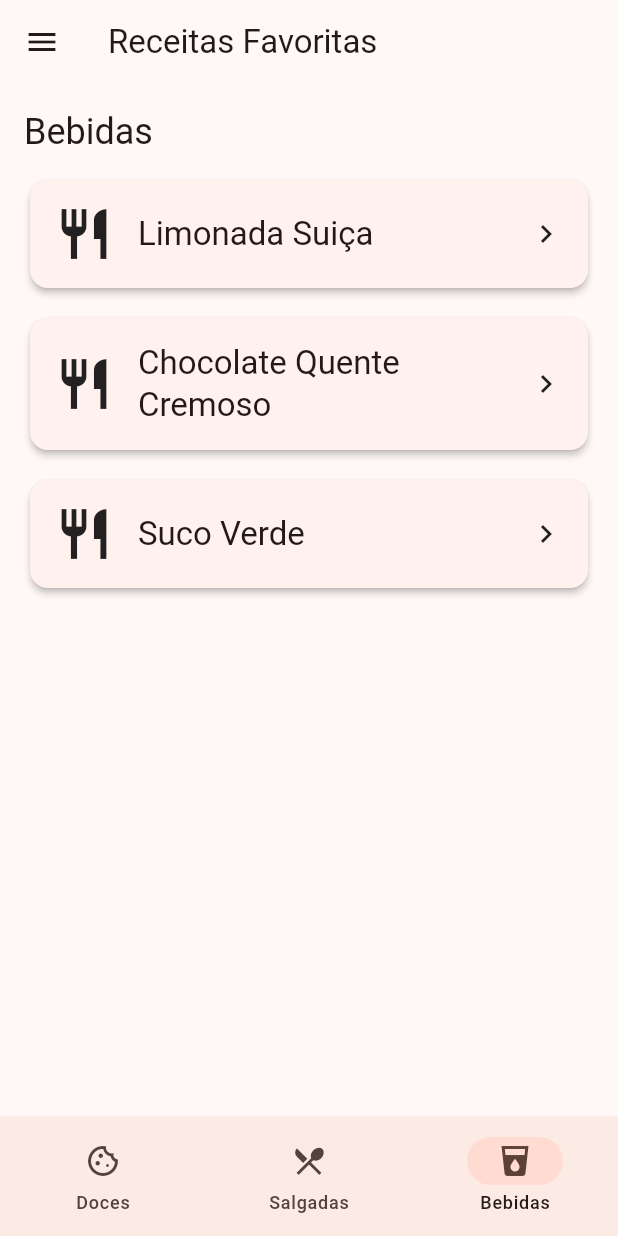
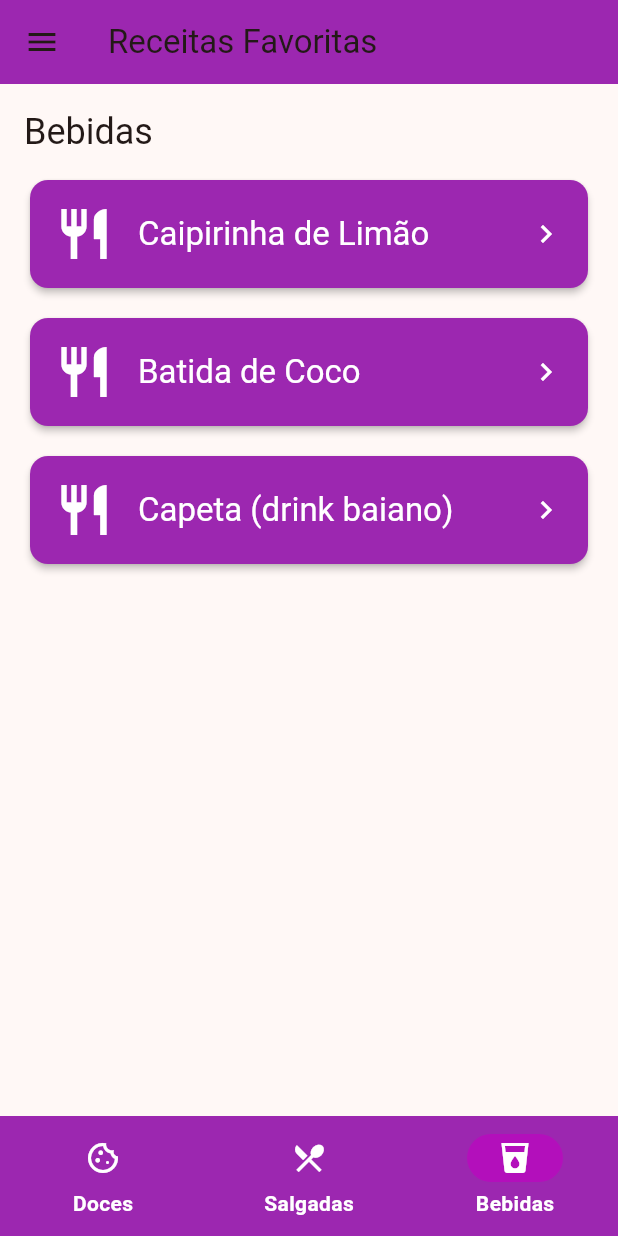
Before and after one commit to Diniz-s-flavio/mobile-flutter, a Flutter app: the screen it shows after launch, item 3 of the bottom bar chosen, on a phone screen of 412 x 824 dp. Run offline on Flutter 3.47's test engine with Material 3 defaults, Android fonts, the light colour scheme and no system bars.

Commit message:
Feat: Estilizacao do receitas v2

```diff
--- a/receitas_v2/lib/src/data/sample_recipes.dart
+++ b/receitas_v2/lib/src/data/sample_recipes.dart
@@ -3,114 +3,135 @@ import '../models/recipe.dart';
 class SampleRecipes {
   static const doces = <Recipe>[
     Recipe(
-      title: 'Brigadeiro',
-      shortDescription: 'Docinho de chocolate cremoso.',
+      title: 'Cocada Baiana',
+      shortDescription: 'Clássica de coco, macia por dentro.',
       ingredients: [
-        '1 lata de leite condensado',
-        '2 colheres (sopa) de chocolate em pó',
-        '1 colher (sopa) de manteiga',
-        'Granulado para enrolar'
+        '2 xíc. de coco fresco ralado',
+        '1 e 1/2 xíc. de açúcar',
+        '1/2 xíc. de água',
+        '1 pitada de sal',
+        '1 col. (sopa) de manteiga',
       ],
       methodOfPreparation:
-        'Leve ao fogo baixo o leite condensado, chocolate e manteiga, mexendo até desgrudar do fundo. Deixe esfriar, enrole e passe no granulado.',
+          'Leve ao fogo a água, açúcar e sal até formar calda em ponto de fio. '
+          'Junte o coco e a manteiga, mexendo até desgrudar do fundo. '
+          'Coloque porções em superfície untada e deixe firmar.',
     ),
     Recipe(
-      title: 'Bolo de Cenoura',
-      shortDescription: 'Com cobertura de chocolate.',
+      title: 'Bolinho de Estudante',
+      shortDescription: 'Tapioca com coco, frito e polvilhado com canela.',
       ingredients: [
-        '3 cenouras médias',
-        '3 ovos',
-        '1/2 xíc. de óleo',
-        '2 xíc. de açúcar',
-        '2 xíc. de farinha',
-        '1 col. (sopa) fermento'
+        '2 xíc. de tapioca granulada',
+        '1 xíc. de leite de coco',
+        '1/2 xíc. de açúcar',
+        '1 xíc. de coco ralado',
+        'Uma pitada de sal',
+        'Óleo para fritar',
+        'Açúcar e canela para polvilhar',
       ],
       methodOfPreparation:
-        'Bata cenoura, ovos e óleo. Misture açúcar e farinha, finalize com fermento. Asse a 180°C. Cubra com calda de chocolate.',
+          'Hidrate a tapioca no leite de coco por 20 min. '
+          'Misture açúcar, coco e sal. Modele bolinhos alongados. '
+          'Frite em óleo quente até dourar e passe em açúcar com canela.',
     ),
     Recipe(
-      title: 'Mousse de Maracujá',
-      shortDescription: 'Rápida e aerada.',
+      title: 'Quindim',
+      shortDescription: 'Gema e coco, brilho intenso.',
       ingredients: [
-        '1 lata de leite condensado',
-        '1 lata de creme de leite',
-        '1 medida da lata de suco de maracujá concentrado'
+        '10 gemas',
+        '1 xíc. de açúcar',
+        '1 xíc. de coco ralado fino',
+        '2 col. (sopa) de manteiga derretida',
+        'Manteiga e açúcar para untar as forminhas',
       ],
       methodOfPreparation:
-        'Bata tudo no liquidificador e leve à geladeira por 3 horas.',
+          'Peneire as gemas (sem raspar). Misture com açúcar, coco e manteiga. '
+          'Descanse 10 min. Despeje em formas untadas e açucaradas. '
+          'Asse em banho-maria a 180°C até firmar e dourar.',
     ),
   ];
 
-
   static const salgadas = <Recipe>[
     Recipe(
-      title: 'Lasanha de Carne',
-      shortDescription: 'Camadas suculentas ao molho.',
+      title: 'Empadão Goiano',
+      shortDescription: 'Recheio farto com frango, linguiça e guariroba.',
       ingredients: [
-        'Massa para lasanha',
-        '500g carne moída',
-        'Molho de tomate',
-        'Queijo muçarela',
-        'Presunto',
-        'Temperos a gosto'
+        'Massa podre (farinha, manteiga, ovos, sal)',
+        '500g de frango cozido e desfiado',
+        '200g de linguiça calabresa em cubos',
+        '200g de queijo minas padrão em cubos',
+        '1 xíc. de milho verde',
+        'Guariroba em lâminas (ou palmito, se não encontrar)',
+        'Azeitonas, cheiro-verde, alho, cebola, sal e pimenta',
+        '1 gema para pincelar',
       ],
       methodOfPreparation:
-        'Refogue o alho-poró. Misture ovos, creme e queijo. Despeje sobre a massa pré-assada e leve ao forno.',
+          'Refogue cebola, alho, linguiça e frango; junte milho, guariroba, azeitonas e acerte o sal. '
+          'Forre a forma com a massa, coloque o recheio e o queijo, cubra com massa. '
+          'Pincele gema e asse a 200°C até dourar.',
     ),
     Recipe(
-      title: 'Frango Grelhado com Ervas',
-      shortDescription: 'Suculento e prático para o dia a dia.',
+      title: 'Arroz com Pequi',
+      shortDescription: 'Símbolo do Cerrado, aroma marcante.',
       ingredients: [
-        'Peito de frango',
-        'Alho',
-        'Limão',
-        'Ervas (alecrim, tomilho)',
-        'Azeite, sal e pimenta'
+        '2 xíc. de arroz lavado e escorrido',
+        '6 a 8 caroços de pequi lavado',
+        '2 col. (sopa) de óleo ou banha',
+        '1/2 cebola picada',
+        '2 dentes de alho picados',
+        'Sal a gosto',
+        'Água quente (aprox. 4 xíc.)',
+        'Cheiro-verde para finalizar',
       ],
       methodOfPreparation:
-        'Tempere e grelhe em frigideira quente até dourar e cozinhar por completo.',
+          'Refogue cebola e alho no óleo; junte o pequi e refogue alguns minutos. '
+          'Acrescente o arroz e frite levemente. '
+          'Cubra com água quente, ajuste o sal e cozinhe até secar. '
+          'Finalize com cheiro-verde. (Evite roer o caroço de pequi.)',
     ),
   ];
 
-
   static const bebidas = <Recipe>[
     Recipe(
-      title: 'Limonada Suiça',
-      shortDescription: 'Refrescante e cítrica.',
+      title: 'Caipirinha de Limão',
+      shortDescription: 'O clássico brasileiro com cachaça.',
       ingredients: [
-        '2 limões com casca',
-        '1 litro de água gelada',
-        'Açúcar a gosto',
-        'Gelo'
+        '1 limão tahiti',
+        '2 col. (sopa) de açúcar',
+        '60 ml de cachaça',
+        'Gelo a gosto',
       ],
       methodOfPreparation:
-        'Bata tudo no liquidificador rapidamente e coe. Sirva com gelo.',
+          'Corte o limão em 4–6 pedaços, macere com o açúcar no copo. '
+          'Adicione gelo até o topo e complete com cachaça. Mexa e sirva.',
     ),
     Recipe(
-      title: 'Chocolate Quente Cremoso',
-      shortDescription: 'Perfeito para dias frios.',
+      title: 'Batida de Coco',
+      shortDescription: 'Cremosa e gelada.',
       ingredients: [
-        '500ml leite',
-        '2 col. (sopa) cacau',
-        '2 col. (sopa) açúcar',
-        '1 col. (sopa) amido',
-        'Canela (opcional)'
+        '100 ml de leite de coco',
+        '60 ml de cachaça (ou vodka)',
+        '2 col. (sopa) de leite condensado',
+        'Gelo',
       ],
       methodOfPreparation:
-        'Misture os ingredientes e leve ao fogo baixo até engrossar, mexendo sempre.',
+          'Bata tudo no liquidificador até ficar homogêneo e sirva imediatamente.',
     ),
     Recipe(
-      title: 'Suco Verde',
-      shortDescription: 'Energético e nutritivo.',
+      title: 'Capeta (drink baiano)',
+      shortDescription: 'Festa garantida: guaraná em pó e especiarias.',
       ingredients: [
-        '1 folha de couve',
-        '1 maçã',
-        'Suco de 1 limão',
-        '300ml de água',
-        'Gelo'
+        '50 ml de vodka (ou cachaça)',
+        '1 col. (chá) de guaraná em pó',
+        '2 col. (sopa) de leite condensado',
+        '2 col. (sopa) de creme de leite',
+        '100 ml de leite (opcional, para mais cremosidade)',
+        'Gelo',
+        'Canela em pó para finalizar',
       ],
       methodOfPreparation:
-        'Bata tudo no liquidificador e coe, se desejar.',
+          'Bata todos os ingredientes com gelo no liquidificador até espumar. '
+          'Sirva polvilhando canela por cima.',
     ),
   ];
 }
--- a/receitas_v2/lib/src/screens/home_screen.dart
+++ b/receitas_v2/lib/src/screens/home_screen.dart
@@ -3,59 +3,58 @@ import '../widgets/app_drawer.dart';
 import '../widgets/recipe_cards_section.dart';
 import '../data/sample_recipes.dart';
 
-
 class HomeScreen extends StatefulWidget {
   const HomeScreen({super.key});
-
 
   @override
   State<HomeScreen> createState() => _HomeScreenState();
 }
 
-
 class _HomeScreenState extends State<HomeScreen> {
-  int _currentIndex = 0; // 0: Doces, 1: Salgadas, 2: Bebidas
-
-
-  final _pages = const [
-  _CategoryTab(title: 'Doces'),
-  _CategoryTab(title: 'Salgadas'),
-  _CategoryTab(title: 'Bebidas'),
-  ];
-
+  int _currentIndex = 0;
 
   @override
   Widget build(BuildContext context) {
     return Scaffold(
-      appBar: AppBar(
-        title: const Text('Receitas Favoritas'),
-      ),
+      appBar: AppBar(title: const Text('Receitas Favoritas'), backgroundColor: Colors.purple),
       drawer: const AppDrawer(),
       body: IndexedStack(
         index: _currentIndex,
         children: [
           RecipeCardsSection(title: 'Doces', recipes: SampleRecipes.doces),
-          RecipeCardsSection(title: 'Salgadas', recipes: SampleRecipes.salgadas),
+          RecipeCardsSection(
+            title: 'Salgadas',
+            recipes: SampleRecipes.salgadas,
+          ),
           RecipeCardsSection(title: 'Bebidas', recipes: SampleRecipes.bebidas),
         ],
       ),
       bottomNavigationBar: NavigationBar(
+        backgroundColor: Colors.purple,
+        indicatorColor: Color.fromARGB(156, 194, 0, 194),
         selectedIndex: _currentIndex,
         onDestinationSelected: (i) => setState(() => _currentIndex = i),
+        labelTextStyle: MaterialStateProperty.resolveWith<TextStyle>((states) {
+          return const TextStyle(
+            color: Colors.white,
+            fontWeight: FontWeight.bold,
+          );
+        }),
         destinations: const [
-          NavigationDestination(icon: Icon(Icons.cookie_outlined), label: 'Doces'),
-          NavigationDestination(icon: Icon(Icons.restaurant_menu), label: 'Salgadas'),
-          NavigationDestination(icon: Icon(Icons.local_drink), label: 'Bebidas'),
+          NavigationDestination(
+            icon: Icon(Icons.cookie_outlined, color: Colors.white),
+            label: 'Doces',
+          ),
+          NavigationDestination(
+            icon: Icon(Icons.restaurant_menu, color: Colors.white),
+            label: 'Salgadas',
+          ),
+          NavigationDestination(
+            icon: Icon(Icons.local_drink, color: Colors.white),
+            label: 'Bebidas',
+          ),
         ],
       ),
     );
   }
 }
-
-
-class _CategoryTab extends StatelessWidget {
-final String title;
-const _CategoryTab({required this.title});
-@override
-Widget build(BuildContext context) => Center(child: Text(title));
-}
--- a/receitas_v2/lib/src/screens/recipe_detail_screen.dart
+++ b/receitas_v2/lib/src/screens/recipe_detail_screen.dart
@@ -1,17 +1,18 @@
 import 'package:flutter/material.dart';
 import '../models/recipe.dart';
-
 
 class RecipeDetailScreen extends StatelessWidget {
   static const routeName = '/recipe-detail';
   final Recipe recipe;
   const RecipeDetailScreen({super.key, required this.recipe});
 
-
   @override
   Widget build(BuildContext context) {
     return Scaffold(
-      appBar: AppBar(title: Text(recipe.title)),
+      appBar: AppBar(
+        title: Text(recipe.title, style: TextStyle(color: Colors.white)),
+        backgroundColor: Colors.purple,
+      ),
       body: SingleChildScrollView(
         padding: const EdgeInsets.all(16),
         child: Column(
@@ -24,15 +25,20 @@ class RecipeDetailScreen extends StatelessWidget {
             const SizedBox(height: 16),
             Text('Ingredientes', style: Theme.of(context).textTheme.titleLarge),
             const SizedBox(height: 8),
-            ...recipe.ingredients.map((i) => Row(
-              crossAxisAlignment: CrossAxisAlignment.start,
-              children: [
-                const Text('• '),
-                Expanded(child: Text(i)),
-              ],
-            )),
+            ...recipe.ingredients.map(
+              (i) => Row(
+                crossAxisAlignment: CrossAxisAlignment.start,
+                children: [
+                  const Text('• '),
+                  Expanded(child: Text(i)),
+                ],
+              ),
+            ),
             const SizedBox(height: 16),
-            Text('Modo de preparo', style: Theme.of(context).textTheme.titleLarge),
+            Text(
+              'Modo de preparo',
+              style: Theme.of(context).textTheme.titleLarge,
+            ),
             const SizedBox(height: 8),
             Text(recipe.methodOfPreparation),
           ],
--- a/receitas_v2/lib/src/widgets/app_drawer.dart
+++ b/receitas_v2/lib/src/widgets/app_drawer.dart
@@ -2,24 +2,27 @@ import 'package:flutter/material.dart';
 import '../screens/settings_screen.dart';
 import '../screens/about_screen.dart';
 
-
 class AppDrawer extends StatelessWidget {
   const AppDrawer({super.key});
-
 
   @override
   Widget build(BuildContext context) {
     return Drawer(
+      backgroundColor: Colors.purple,
       child: SafeArea(
         child: Column(
           children: [
             const ListTile(
+              textColor: Colors.white,
+              iconColor: Colors.white,
               leading: Icon(Icons.menu_book),
               title: Text('Receitas Favoritas'),
               subtitle: Text('Menu do aplicativo'),
             ),
             const Divider(),
             ListTile(
+              textColor: Colors.white,
+              iconColor: Colors.white,
               leading: const Icon(Icons.settings),
               title: const Text('Configurações'),
               onTap: () {
@@ -28,6 +31,8 @@ class AppDrawer extends StatelessWidget {
               },
             ),
             ListTile(
+              textColor: Colors.white,
+              iconColor: Colors.white,
               leading: const Icon(Icons.info_outline),
               title: const Text('Sobre'),
               onTap: () {
--- a/receitas_v2/lib/src/widgets/recipe_cards_section.dart
+++ b/receitas_v2/lib/src/widgets/recipe_cards_section.dart
@@ -5,13 +5,15 @@ import '../screens/recipe_detail_screen.dart';
 class RecipeCardsSection extends StatelessWidget {
   final String title;
   final List<Recipe> recipes;
-  const RecipeCardsSection({super.key, required this.title, required this.recipes});
-
+  const RecipeCardsSection({
+    super.key,
+    required this.title,
+    required this.recipes,
+  });
 
   @override
   Widget build(BuildContext context) {
     final count = recipes.length.clamp(0, 3);
-
 
     return SingleChildScrollView(
       padding: const EdgeInsets.all(16),
@@ -20,7 +22,6 @@ class RecipeCardsSection extends StatelessWidget {
         children: [
           Text(title, style: Theme.of(context).textTheme.headlineSmall),
           const SizedBox(height: 12),
-
 
           for (var i = 0; i < count; i++) ...[
             _RecipeCard(recipe: recipes[i]),
@@ -32,27 +33,25 @@ class RecipeCardsSection extends StatelessWidget {
   }
 }
 
-
 class _RecipeCard extends StatelessWidget {
   final Recipe recipe;
   const _RecipeCard({required this.recipe});
 
-
   @override
   Widget build(BuildContext context) {
     return Card(
+      color: Colors.purple,
       elevation: 2,
       clipBehavior: Clip.antiAlias,
       child: InkWell(
-        onTap: () => Navigator.of(context).pushNamed(
-          RecipeDetailScreen.routeName,
-          arguments: recipe,
-        ),
+        onTap: () => Navigator.of(
+          context,
+        ).pushNamed(RecipeDetailScreen.routeName, arguments: recipe),
         child: Padding(
           padding: const EdgeInsets.all(16.0),
           child: Row(
             children: [
-            const Icon(Icons.restaurant, size: 40),
+              const Icon(Icons.restaurant, size: 40, color: Colors.white),
               const SizedBox(width: 16),
               Expanded(
                 child: Column(
@@ -60,12 +59,14 @@ class RecipeCardsSection extends StatelessWidget {
                   children: [
                     Text(
                       recipe.title,
-                    style: Theme.of(context).textTheme.titleLarge,
+                      style: Theme.of(
+                        context,
+                      ).textTheme.titleLarge?.copyWith(color: Colors.white),
                     ),
                   ],
                 ),
               ),
-            const Icon(Icons.chevron_right),
+              const Icon(Icons.chevron_right, color: Colors.white),
             ],
           ),
         ),
```
Lines whose indentation alone changed are shown as unchanged.
